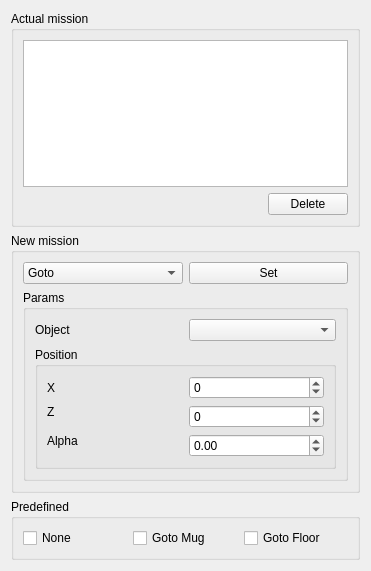
The window that components/missionDSR/src/localUI.ui (robocomp/dsr-graph) describes before a commit, drawn with Qt 5.
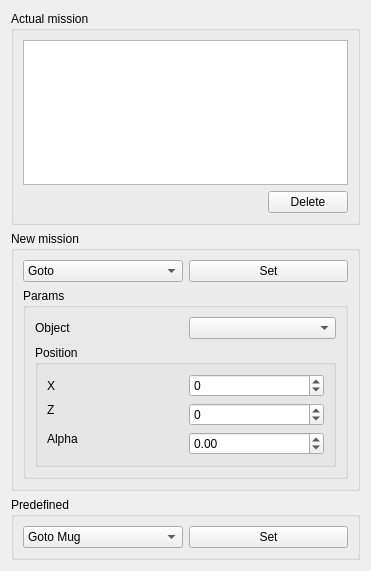
The same window after the commit.

Commit message: [missionDSR] Changed predefined mission, button instead of checkbox

The edit to the form file:
```diff
--- a/components/missionDSR/src/localUI.ui
+++ b/components/missionDSR/src/localUI.ui
@@ -195,32 +195,23 @@
        </property>
        <layout class="QGridLayout" name="gridLayout_2">
         <item row="0" column="0">
-         <widget class="QCheckBox" name="none_cb">
-          <property name="text">
-           <string>None</string>
-          </property>
-          <property name="autoExclusive">
-           <bool>true</bool>
-          </property>
+         <widget class="QComboBox" name="predef_cb">
+          <item>
+           <property name="text">
+            <string>Goto Mug</string>
+           </property>
+          </item>
+          <item>
+           <property name="text">
+            <string>Goto Floor</string>
+           </property>
+          </item>
          </widget>
         </item>
         <item row="0" column="1">
-         <widget class="QCheckBox" name="mug_cb">
+         <widget class="QPushButton" name="predef_set_pb">
           <property name="text">
-           <string>Goto Mug</string>
-          </property>
-          <property name="autoExclusive">
-           <bool>true</bool>
-          </property>
-         </widget>
-        </item>
-        <item row="0" column="2">
-         <widget class="QCheckBox" name="floor_cb">
-          <property name="text">
-           <string>Goto Floor</string>
-          </property>
-          <property name="autoExclusive">
-           <bool>true</bool>
+           <string>Set</string>
           </property>
          </widget>
         </item>
```
The commit also changes 1 other file.
